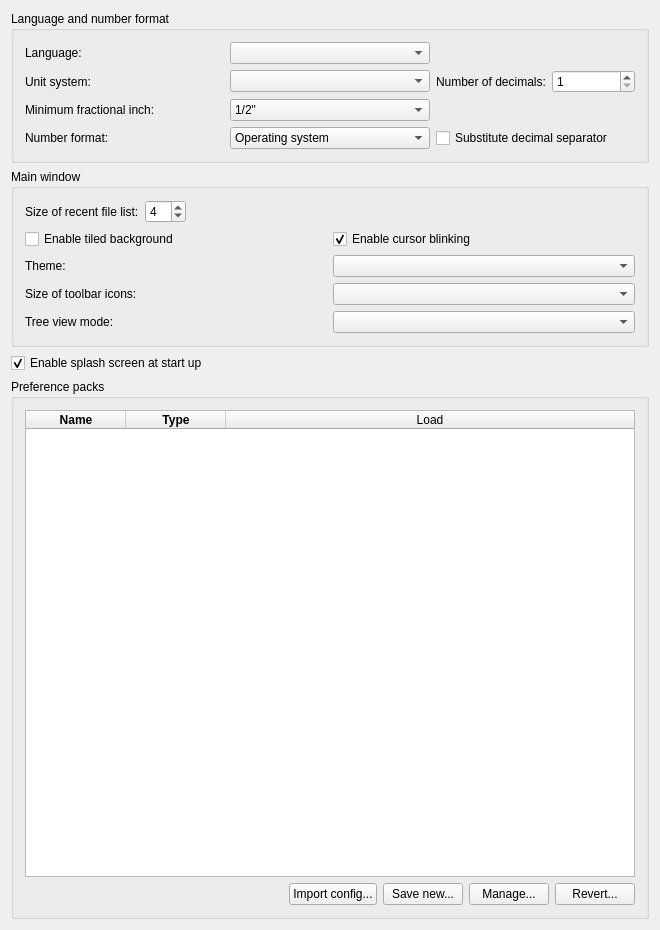
Old version of the form src/Gui/DlgGeneral.ui in the repository southseact-3d/fcd.
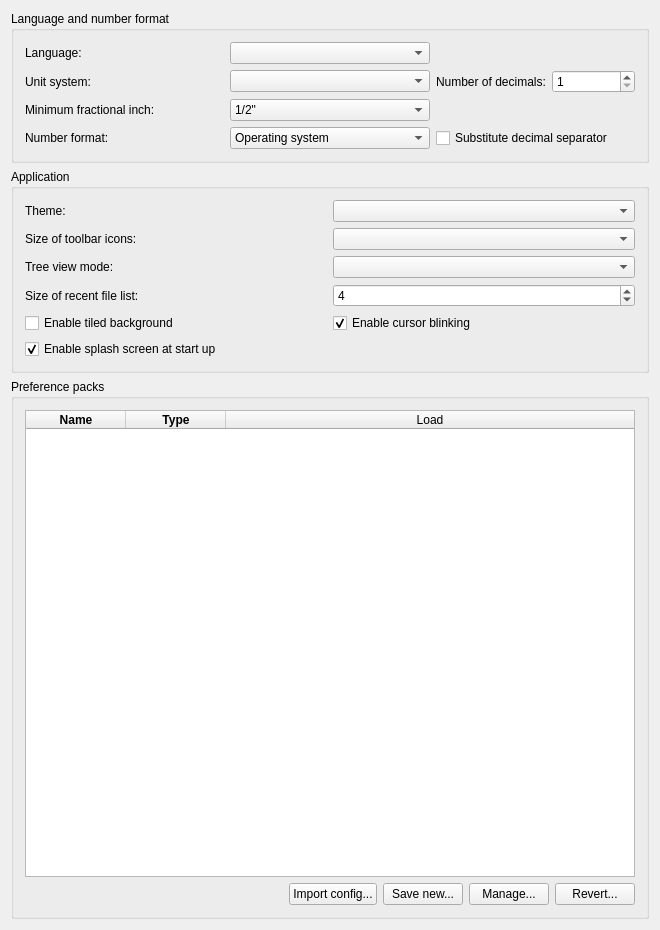
New version of the form. Custom widgets are drawn as their Qt base class.

Commit message: Pref: General: Rename 'Main Window' groupbox to 'Application' as it has settings unrelated to mainwindow (recent files). Reorder settings by importance and for the group to look better.

```diff
--- a/src/Gui/DlgGeneral.ui
+++ b/src/Gui/DlgGeneral.ui
@@ -193,12 +193,9 @@
     <item>
      <widget class="QGroupBox" name="GroupBox3">
       <property name="title">
-       <string>Main window</string>
+       <string>Application</string>
       </property>
-      <layout class="QVBoxLayout">
-       <property name="spacing">
-        <number>6</number>
-       </property>
+      <layout class="QGridLayout">
        <property name="leftMargin">
         <number>11</number>
        </property>
@@ -211,171 +208,31 @@
        <property name="bottomMargin">
         <number>11</number>
        </property>
-       <item>
-        <layout class="QHBoxLayout">
          <property name="spacing">
           <number>6</number>
          </property>
-         <property name="leftMargin">
-          <number>0</number>
-         </property>
-         <property name="topMargin">
-          <number>0</number>
-         </property>
-         <property name="rightMargin">
-          <number>0</number>
-         </property>
-         <property name="bottomMargin">
-          <number>0</number>
-         </property>
-         <item>
-          <widget class="QLabel" name="recentFileListLabel">
-           <property name="text">
-            <string>Size of recent file list:</string>
-           </property>
-          </widget>
-         </item>
-         <item>
-          <widget class="Gui::PrefSpinBox" name="RecentFiles">
-           <property name="toolTip">
-            <string>How many files should be listed in recent files list</string>
-           </property>
-           <property name="value">
-            <number>4</number>
-           </property>
-           <property name="prefEntry" stdset="0">
-            <cstring>RecentFiles</cstring>
-           </property>
-           <property name="prefPath" stdset="0">
-            <cstring>RecentFiles</cstring>
-           </property>
-          </widget>
-         </item>
-         <item>
-          <spacer>
-           <property name="orientation">
-            <enum>Qt::Horizontal</enum>
-           </property>
-           <property name="sizeType">
-            <enum>QSizePolicy::Expanding</enum>
-           </property>
-           <property name="sizeHint" stdset="0">
-            <size>
-             <width>20</width>
-             <height>20</height>
-            </size>
-           </property>
-          </spacer>
-         </item>
-        </layout>
-       </item>
-       <item>
-        <layout class="QHBoxLayout">
-         <property name="spacing">
-          <number>6</number>
-         </property>
-         <property name="leftMargin">
-          <number>0</number>
-         </property>
-         <property name="topMargin">
-          <number>0</number>
-         </property>
-         <property name="rightMargin">
-          <number>0</number>
-         </property>
-         <property name="bottomMargin">
-          <number>0</number>
-         </property>
-         <item>
-          <widget class="QCheckBox" name="tiledBackground">
-           <property name="toolTip">
-            <string>Background of the main window will consist of tiles of a special image.
-See the FreeCAD Wiki for details about the image.</string>
-           </property>
-           <property name="text">
-            <string>Enable tiled background</string>
-           </property>
-          </widget>
-         </item>
-         <item>
-          <widget class="Gui::PrefCheckBox" name="EnableCursorBlinking">
-           <property name="toolTip">
-            <string>The text cursor will be blinking</string>
-           </property>
-           <property name="text">
-            <string>Enable cursor blinking</string>
-           </property>
-           <property name="checked">
-            <bool>true</bool>
-           </property>
-           <property name="prefEntry" stdset="0">
-            <cstring>EnableCursorBlinking</cstring>
-           </property>
-           <property name="prefPath" stdset="0">
-            <cstring>General</cstring>
-           </property>
-          </widget>
-         </item>
-        </layout>
-       </item>
-       <item>
-        <layout class="QHBoxLayout">
-         <property name="spacing">
-          <number>6</number>
-         </property>
-         <property name="leftMargin">
-          <number>0</number>
-         </property>
-         <property name="topMargin">
-          <number>0</number>
-         </property>
-         <property name="rightMargin">
-          <number>0</number>
-         </property>
-         <property name="bottomMargin">
-          <number>0</number>
-         </property>
-         <item>
+       <item row="0" column="0">
           <widget class="QLabel" name="styleSheetLabel">
            <property name="text">
             <string>Theme:</string>
            </property>
           </widget>
          </item>
-         <item>
+       <item row="0" column="1">
           <widget class="QComboBox" name="StyleSheets">
            <property name="toolTip">
             <string>Style sheet how user interface will look like</string>
            </property>
           </widget>
          </item>
-        </layout>
-       </item>
-       <item>
-        <layout class="QHBoxLayout">
-         <property name="spacing">
-          <number>6</number>
-         </property>
-         <property name="leftMargin">
-          <number>0</number>
-         </property>
-         <property name="topMargin">
-          <number>0</number>
-         </property>
-         <property name="rightMargin">
-          <number>0</number>
-         </property>
-         <property name="bottomMargin">
-          <number>0</number>
-         </property>
-         <item>
+       <item row="1" column="0">
           <widget class="QLabel" name="iconSizeLabel">
            <property name="text">
             <string>Size of toolbar icons:</string>
            </property>
           </widget>
          </item>
-         <item>
+       <item row="1" column="1">
           <widget class="QComboBox" name="toolbarIconSize">
            <property name="toolTip">
             <string>Choose your preference for toolbar icon size. You can adjust
@@ -383,33 +240,14 @@
            </property>
           </widget>
          </item>
-        </layout>
-       </item>
-       <item>
-        <layout class="QHBoxLayout">
-         <property name="spacing">
-          <number>6</number>
-         </property>
-         <property name="leftMargin">
-          <number>0</number>
-         </property>
-         <property name="topMargin">
-          <number>0</number>
-         </property>
-         <property name="rightMargin">
-          <number>0</number>
-         </property>
-         <property name="bottomMargin">
-          <number>0</number>
-         </property>
-         <item>
+       <item row="2" column="0">
           <widget class="QLabel" name="treeModeLabel">
            <property name="text">
             <string>Tree view mode:</string>
            </property>
           </widget>
          </item>
-         <item>
+       <item row="2" column="1">
           <widget class="QComboBox" name="treeMode">
            <property name="toolTip">
             <string>Customize how tree view is shown in the panel (restart required).
@@ -420,12 +258,60 @@
            </property>
           </widget>
          </item>
-        </layout>
+       <item row="3" column="0">
+        <widget class="QLabel" name="recentFileListLabel">
+         <property name="text">
+          <string>Size of recent file list:</string>
+         </property>
+        </widget>
        </item>
-      </layout>
-     </widget>
-    </item>
-    <item>
+       <item row="3" column="1">
+        <widget class="Gui::PrefSpinBox" name="RecentFiles">
+         <property name="toolTip">
+          <string>How many files should be listed in recent files list</string>
+         </property>
+         <property name="value">
+          <number>4</number>
+         </property>
+         <property name="prefEntry" stdset="0">
+          <cstring>RecentFiles</cstring>
+         </property>
+         <property name="prefPath" stdset="0">
+          <cstring>RecentFiles</cstring>
+         </property>
+        </widget>
+       </item>
+       <item row="4" column="0">
+        <widget class="QCheckBox" name="tiledBackground">
+         <property name="toolTip">
+          <string>Background of the main window will consist of tiles of a special image.
+See the FreeCAD Wiki for details about the image.</string>
+         </property>
+         <property name="text">
+          <string>Enable tiled background</string>
+         </property>
+        </widget>
+       </item>
+       <item row="4" column="1">
+        <widget class="Gui::PrefCheckBox" name="EnableCursorBlinking">
+         <property name="toolTip">
+          <string>The text cursor will be blinking</string>
+         </property>
+         <property name="text">
+          <string>Enable cursor blinking</string>
+         </property>
+         <property name="checked">
+          <bool>true</bool>
+         </property>
+         <property name="prefEntry" stdset="0">
+          <cstring>EnableCursorBlinking</cstring>
+         </property>
+         <property name="prefPath" stdset="0">
+          <cstring>General</cstring>
+         </property>
+        </widget>
+       </item>
+       <item row="5" column="0">
      <widget class="Gui::PrefCheckBox" name="SplashScreen">
       <property name="toolTip">
        <string>A Splash screen is a small loading window that is shown
@@ -444,6 +330,9 @@
       <property name="prefPath" stdset="0">
        <cstring>General</cstring>
       </property>
+        </widget>
+       </item>
+      </layout>
      </widget>
     </item>
     <item>
```
Lines whose indentation alone changed are shown as unchanged.
